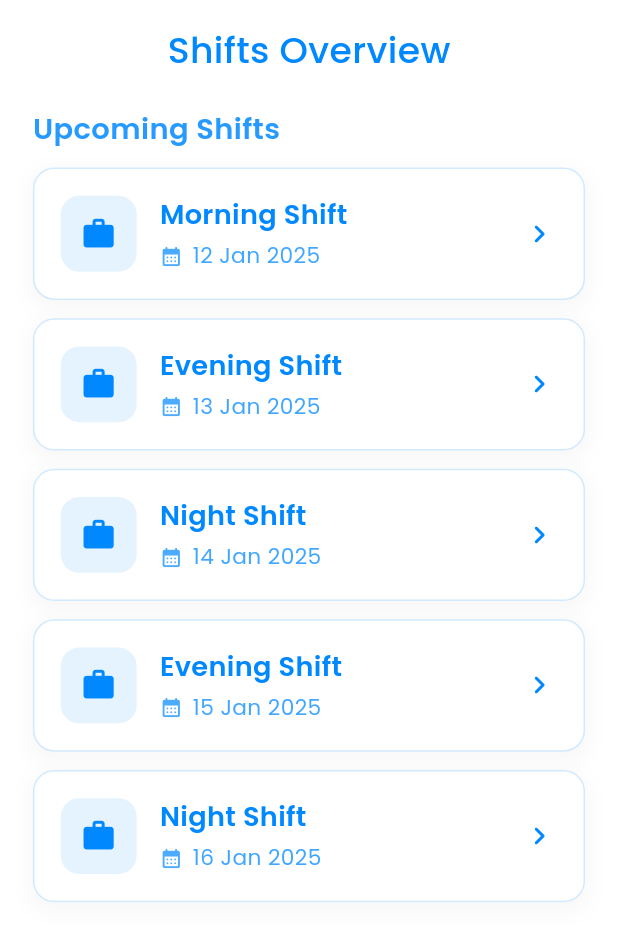
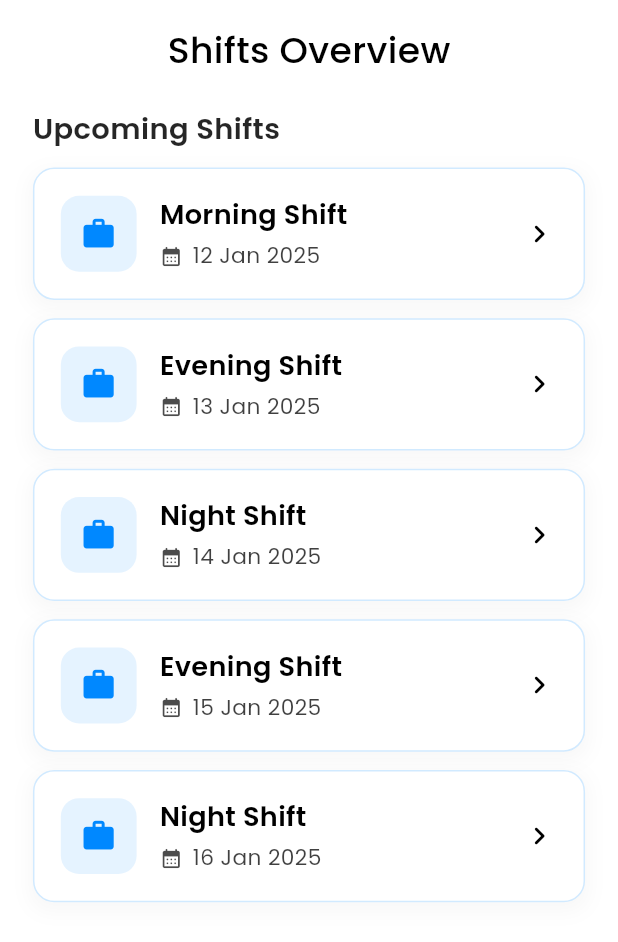
Before and after one commit to uvcorn/shift_sync, a Flutter app: the ShiftsOverviewScreen screen opened by its route, on a phone screen of 412 x 824 dp. Shown: the top 942 px of the screen. Run offline on Flutter 3.47's test engine with Material 3 defaults, Android fonts, the phone set to English and light mode, and no system bars; our stand-ins replace flutter_riverpod, flutter_screenutil, go_router, google_fonts.

Commit message:
icon color changes,

```diff
--- a/lib/features/home/presentation/view/shifts_overview_screen.dart
+++ b/lib/features/home/presentation/view/shifts_overview_screen.dart
@@ -37,7 +37,7 @@ class _ShiftsOverviewScreenState extends ConsumerState<ShiftsOverviewScreen> {
                     text: AppStrings.shiftsOverview,
                     fontSize: 20.sp,
                     fontWeight: FontWeight.w500,
-                    color: AppColors.blue,
+                    color: AppColors.black,
                   ),
                   const Spacer(),
                 ],
@@ -51,7 +51,7 @@ class _ShiftsOverviewScreenState extends ConsumerState<ShiftsOverviewScreen> {
                   text: AppStrings.upcomingShifts,
                   fontSize: 16.sp,
                   fontWeight: FontWeight.w600,
-                  color: AppColors.blue.withOpacity(0.85),
+                  color: AppColors.black.withOpacity(0.85),
                 ),
               ),
               SizedBox(height: 12.h),
@@ -106,7 +106,7 @@ class _ShiftsOverviewScreenState extends ConsumerState<ShiftsOverviewScreen> {
                                 text: shift.name,
                                 fontSize: 15.sp,
                                 fontWeight: FontWeight.w600,
-                                color: AppColors.blue,
+                                color: AppColors.black,
                               ),
                               SizedBox(height: 4.h),
 
@@ -115,14 +115,14 @@ class _ShiftsOverviewScreenState extends ConsumerState<ShiftsOverviewScreen> {
                                   Icon(
                                     Icons.calendar_month_rounded,
                                     size: 14.sp,
-                                    color: AppColors.blue.withOpacity(0.7),
+                                    color: AppColors.black.withOpacity(0.7),
                                   ),
                                   SizedBox(width: 6.w),
                                   CustomText(
                                     text: shift.date,
                                     fontSize: 12.sp,
                                     fontWeight: FontWeight.w400,
-                                    color: AppColors.blue.withOpacity(0.75),
+                                    color: AppColors.black.withOpacity(0.75),
                                   ),
                                 ],
                               ),
@@ -133,7 +133,7 @@ class _ShiftsOverviewScreenState extends ConsumerState<ShiftsOverviewScreen> {
 
                           Icon(
                             Icons.chevron_right_rounded,
-                            color: AppColors.blue,
+                            color: AppColors.black,
                           ),
                         ],
                       ),
```
